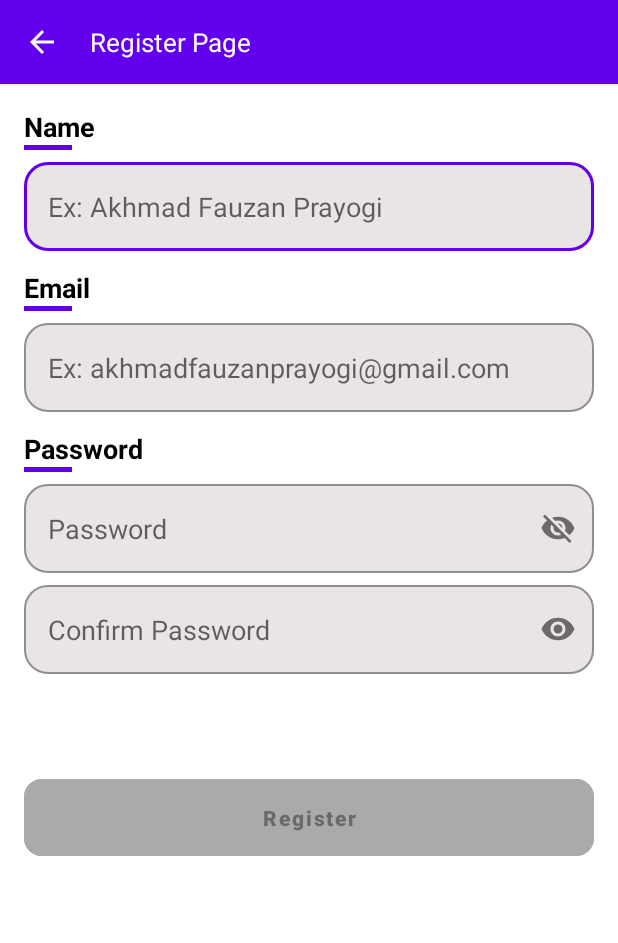
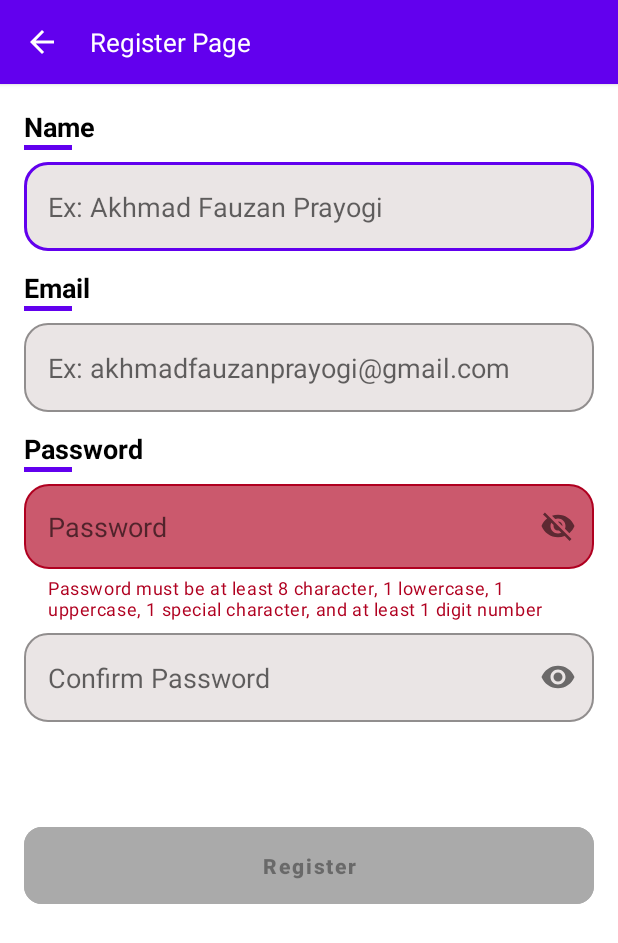
Before and after one commit to hikizan/Hikigram, an Android app: the RegisterActivity screen opened directly, with no data from a screen before it, after a tap on an icon or button, on a phone screen of 412 x 824 dp. Shown: the top 943 px of the screen. Run offline under Robolectric (Android 15) with nearby library versions, the phone set to English and light mode, and no system bars; our stand-ins replace RxJava, Timber; libraries missing offline, so code that uses them is left out: com.jakewharton.rxbinding2, com.kennyc.view; 8 statements that could not run were skipped.

Commit message:
style(app): implement HikizanPasswordForm as custom view on login and register page. Adjust password validation.

```diff
--- a/app/src/main/java/com/hikizan/hikigram/presentation/membership/RegisterActivity.kt
+++ b/app/src/main/java/com/hikizan/hikigram/presentation/membership/RegisterActivity.kt
@@ -18,11 +18,9 @@ import com.hikizan.hikigram.utils.ext.setupHikizanToolbar
 import com.hikizan.hikigram.utils.hikizanEmailStream
 import com.hikizan.hikigram.utils.hikizanMandatoryFormStream
 import com.hikizan.hikigram.utils.hikizanPasswordConfirmationStream
-import com.hikizan.hikigram.utils.hikizanPasswordStream
 import com.hikizan.hikigram.utils.showConfirmPasswordExistAlert
 import com.hikizan.hikigram.utils.showEmailExistAlert
 import com.hikizan.hikigram.utils.showMandatoryFormExistAlert
-import com.hikizan.hikigram.utils.showPasswordExistAlert
 import io.reactivex.Observable
 import org.koin.androidx.viewmodel.ext.android.viewModel
 import timber.log.Timber
@@ -73,7 +71,7 @@ class RegisterActivity : HikizanActivityBase<ActivityRegisterBinding>() {
                 registerViewModel.registerUser(
                     etRegisterName.text.toString(),
                     etRegisterEmail.text.toString(),
-                    etRegisterPassword.text.toString()
+                    etRegisterPassword.editText?.text.toString()
                 )
             }
         }
@@ -99,15 +97,8 @@ class RegisterActivity : HikizanActivityBase<ActivityRegisterBinding>() {
                 )
             }
 
-            val passwordRegisterStream = hikizanPasswordStream(etRegisterPassword)
-            passwordRegisterStream.subscribe {
-                showPasswordExistAlert(
-                    this@RegisterActivity, tilRegisterPassword, it
-                )
-            }
-
             val passwordConfrimStream = hikizanPasswordConfirmationStream(
-                etRegisterPassword, etConfirmPassword
+                etRegisterPassword.hikizanEditText, etConfirmPassword
             )
             passwordConfrimStream.subscribe {
                 showConfirmPasswordExistAlert(
@@ -118,7 +109,7 @@ class RegisterActivity : HikizanActivityBase<ActivityRegisterBinding>() {
             val invalidFieldStream = Observable.combineLatest(
                 nameRegisterStream,
                 emailRegisterStream,
-                passwordRegisterStream,
+                etRegisterPassword.isInvalidForm(),
                 passwordConfrimStream
             ) { isEmptyName: Boolean, emailInvalid: Boolean, passwordInvalid: Boolean, passwordConfirmationInvalid: Boolean ->
                 !isEmptyName && !emailInvalid && !passwordInvalid && !passwordConfirmationInvalid
--- a/app/src/main/java/com/hikizan/hikigram/presentation/reuseable/custom_view/HikizanPasswordForm.kt
+++ b/app/src/main/java/com/hikizan/hikigram/presentation/reuseable/custom_view/HikizanPasswordForm.kt
@@ -10,9 +10,10 @@ import com.google.android.material.textfield.TextInputEditText
 import com.google.android.material.textfield.TextInputLayout
 import com.hikizan.hikigram.R
 import com.hikizan.hikigram.utils.ext.isValidPassword
+import com.jakewharton.rxbinding2.widget.RxTextView
+import io.reactivex.Observable
 
 class HikizanPasswordForm : TextInputLayout {
-    private lateinit var editText: TextInputEditText
 
     constructor(context: Context) : super(context) {
         init(context)
@@ -26,11 +27,13 @@ class HikizanPasswordForm : TextInputLayout {
         init(context)
     }
 
+    lateinit var hikizanEditText: TextInputEditText
+
     private fun init(context: Context) {
         boxBackgroundMode = BOX_BACKGROUND_NONE
         isHintEnabled = false
-        editText = TextInputEditText(context)
-        createEditBox(editText, this)
+        hikizanEditText = TextInputEditText(context)
+        createEditBox(hikizanEditText, this)
     }
 
     private fun createEditBox(editText: TextInputEditText, textInputLayout: TextInputLayout) {
@@ -52,8 +55,10 @@ class HikizanPasswordForm : TextInputLayout {
 
             override fun onTextChanged(charSequence: CharSequence?, start: Int, before: Int, count: Int) {
                 if (!charSequence.toString().isValidPassword()) {
+                    /* is not valid */
                     textInputLayout.error = context.getString(R.string.message_password_not_valid)
                 } else {
+                    /* is valid */
                     textInputLayout.error = null
                 }
             }
@@ -64,4 +69,11 @@ class HikizanPasswordForm : TextInputLayout {
         })
         addView(editText)
     }
+
+    fun isInvalidForm(): Observable<Boolean> {
+        return RxTextView.textChanges(hikizanEditText)
+            .map { value ->
+                !value.toString().isValidPassword()
+            }
+    }
 }
--- a/app/src/main/res/layout/activity_register.xml
+++ b/app/src/main/res/layout/activity_register.xml
@@ -87,18 +87,13 @@
             android:layout_height="3dp"
             android:background="?attr/colorPrimary" />
 
-        <com.google.android.material.textfield.TextInputLayout
-            android:id="@+id/tilRegisterPassword"
-            style="@style/HikizanTextInputLayoutStyle.Password"
-            android:layout_marginTop="8dp"
-            app:hintEnabled="false">
-
-            <com.google.android.material.textfield.TextInputEditText
-                android:id="@+id/etRegisterPassword"
-                style="@style/HikizanEditTextStyle"
-                android:hint="@string/label_password"
-                android:inputType="textPassword" />
-        </com.google.android.material.textfield.TextInputLayout>
+        <com.hikizan.hikigram.presentation.reuseable.custom_view.HikizanPasswordForm
+            android:id="@+id/etRegisterPassword"
+            android:layout_width="match_parent"
+            android:layout_height="wrap_content"
+            android:gravity="center_vertical"
+            app:passwordToggleEnabled="true"
+            android:layout_marginTop="8dp"/>
 
         <com.google.android.material.textfield.TextInputLayout
             android:id="@+id/tilConfirmPassword"
```
Also changed, not shown: app/src/main/AndroidManifest.xml (+14 -7 lines), app/src/main/java/com/hikizan/hikigram/presentation/membership/LoginActivity.kt (+3 -9 lines), app/src/main/java/com/hikizan/hikigram/utils/ReuseableMethod.kt (+0 -20 lines), app/src/main/res/layout/activity_login.xml (+40 -17 lines), app/src/main/res/values/text_styles.xml (+8 -0 lines).
